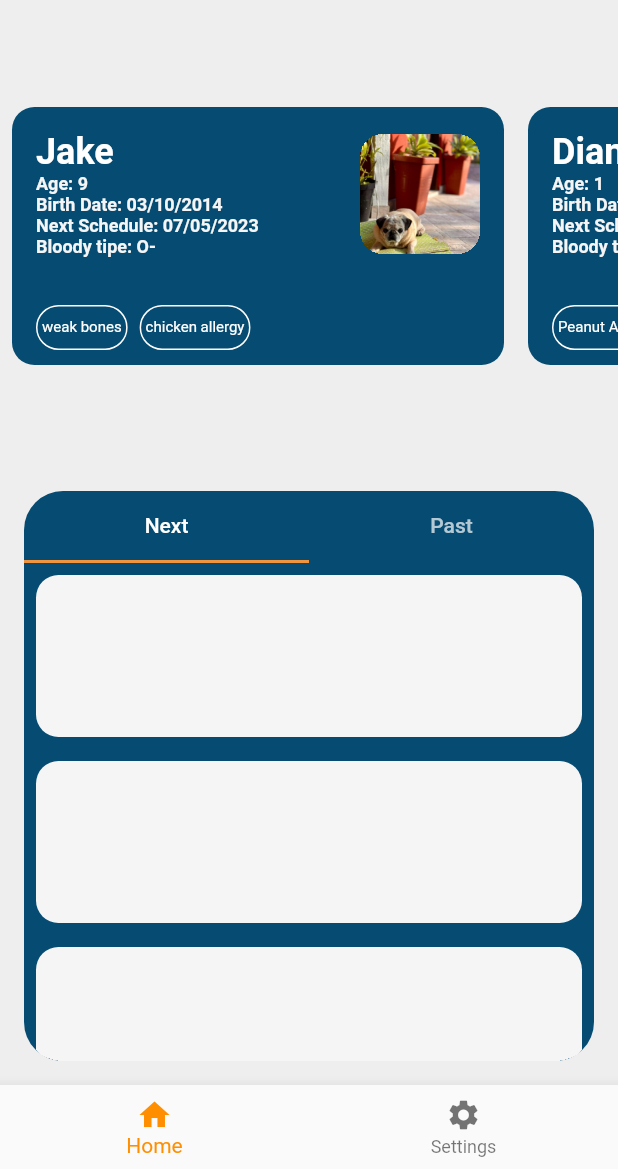
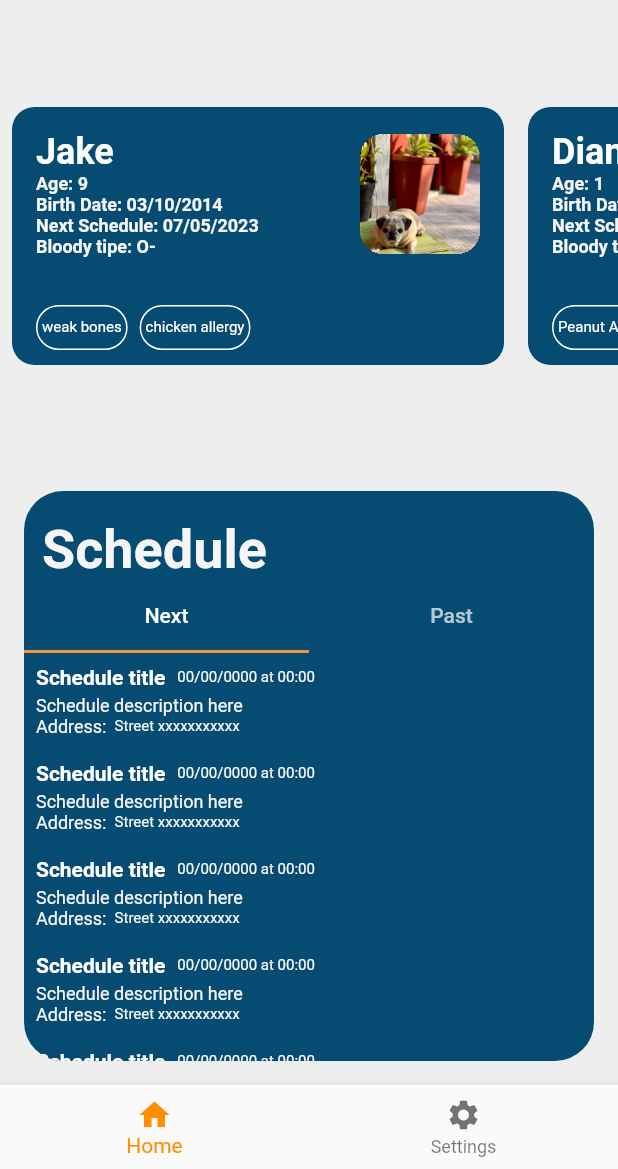
Before and after one commit to LucasGabriiel/MyPetsHybrid, a Flutter app: the screen it shows after launch, on a phone screen of 412 x 824 dp, the part 67-1236 px from its top. Run offline on Flutter 3.47's test engine with Material 2 defaults, Android fonts, the light colour scheme and no system bars; statements that could not run were skipped.

Commit message:
Created schedule item list

```diff
--- a/lib/components/container_schedule_item.dart
+++ b/lib/components/container_schedule_item.dart
@@ -5,14 +5,41 @@ class ScheduleItem extends StatelessWidget {
 
   @override
   Widget build(BuildContext context) {
+    final currentTheme = Theme.of(context).colorScheme;
+
     return  Padding(
       padding: const EdgeInsets.all(8),
       child: Container(
-        height: 108,
-        decoration: BoxDecoration(
-          borderRadius: BorderRadius.circular(15),
-          color: Color(0xFFf5f5f5),
-        ),
+        child: Column(
+          crossAxisAlignment: CrossAxisAlignment.start,
+          children: [
+            Row(children: [
+              Text(
+                "Schedule title",
+                style: TextStyle(
+                        color: currentTheme.primary,
+                        fontSize: 14,
+                        fontWeight: FontWeight.bold),
+                      ),
+              const SizedBox(width: 8),
+              Text("00/00/0000 at 00:00",
+                   style: const TextStyle(fontSize: 10)
+                   )
+            ]),
+            const SizedBox(width: 12),
+            Padding(
+              padding: const EdgeInsets.only(top: 4.0),
+              child: Column(
+                crossAxisAlignment: CrossAxisAlignment.start,
+                children: [
+                Text("Schedule description here", style: TextStyle(fontSize: 12)),
+                Row(children: [
+                  const Text("Address: ", style: TextStyle(fontSize: 12)),
+                  Text(" Street xxxxxxxxxxx", style: TextStyle(fontSize: 10))
+                ])
+              ],),
+            ),
+          ],),
       ),
     );
   }
--- a/lib/database/mock_data_base.dart
+++ b/lib/database/mock_data_base.dart
@@ -1,5 +1,8 @@
+
+import 'package:my_pets/components/container_schedule_item.dart';
 
 import '../model/Pet.dart';
+import '../model/ScheduleItem.dart';
 
 abstract class MockDataBase {
   static List<Pet> pets = [
@@ -7,4 +10,8 @@ abstract class MockDataBase {
     Pet("Diana", "1", "22/02/2022", "A-", "Diana.jpeg", "19/06/2023", ["Peanut Allergy"]),
     Pet("Jubileu", "4", "07/12/2019", "O+", "Jubileu.jpeg", "10/07/2023", ["bee allergy"])
   ];
+
+  static List<ScheduleAppointment> schedules = [
+
+  ];
 }
--- /dev/null
+++ b/lib/model/ScheduleItem.dart
@@ -0,0 +1,8 @@
+class ScheduleAppointment {
+  final String name;
+  final String dateAndhour;
+  final String description;
+  final String address;
+
+  ScheduleAppointment(this.name, this.dateAndhour, this.description, this.address);
+}
--- a/lib/scenes/home.dart
+++ b/lib/scenes/home.dart
@@ -37,7 +37,19 @@ class HomePage extends StatelessWidget {
           Expanded(
             child: Container(
               clipBehavior: Clip.hardEdge,
-              child: DefaultTabController(
+              margin: EdgeInsets.all(16),
+              decoration: BoxDecoration(
+                color: currentTheme.tertiary,
+                borderRadius: BorderRadius.circular(26),
+              ),
+              child: Column(
+                crossAxisAlignment: CrossAxisAlignment.start,
+                children: [
+                  const Padding(
+                    padding: EdgeInsets.only(left: 12.0, top: 18.0),
+                    child: Text("Schedule", style: TextStyle(fontSize: 36, fontWeight: FontWeight.bold)),
+                  ),
+                  DefaultTabController(
                     length: 2,
                     child: Expanded(
                         child: Column(
@@ -75,10 +87,7 @@ class HomePage extends StatelessWidget {
                       ),
                     )
                   ),
-              margin: EdgeInsets.all(16),
-              decoration: BoxDecoration(
-                color: currentTheme.tertiary,
-                borderRadius: BorderRadius.circular(26),
+                ],
               ),
             ),
           ),
--- a/lib/scenes/settings.dart
+++ b/lib/scenes/settings.dart
@@ -17,7 +17,7 @@ class Settings extends StatelessWidget {
         itemBuilder: (BuildContext context, int index) {
           return Padding(
             padding: const EdgeInsets.only(left: 16, top: 6, right: 16, bottom: 6),
-            child: Text(options[index],style: TextStyle(color: Colors.black),),
+            child: Text(options[index],style: const TextStyle(color: Colors.black),),
           );
         }
         )
```
Lines whose indentation alone changed are shown as unchanged.
